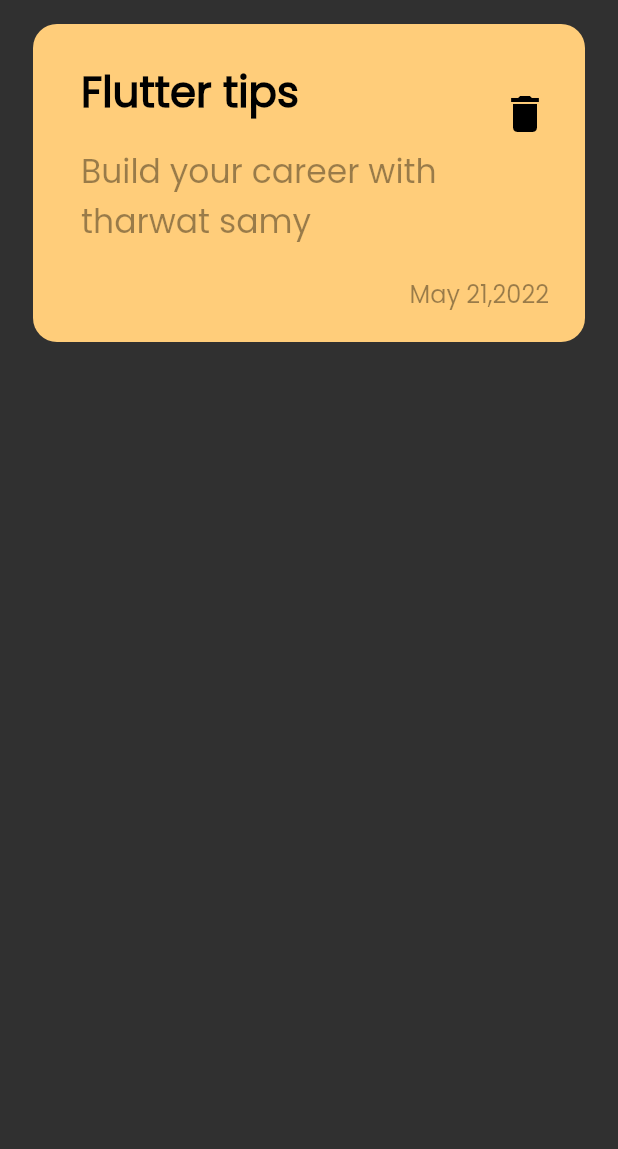
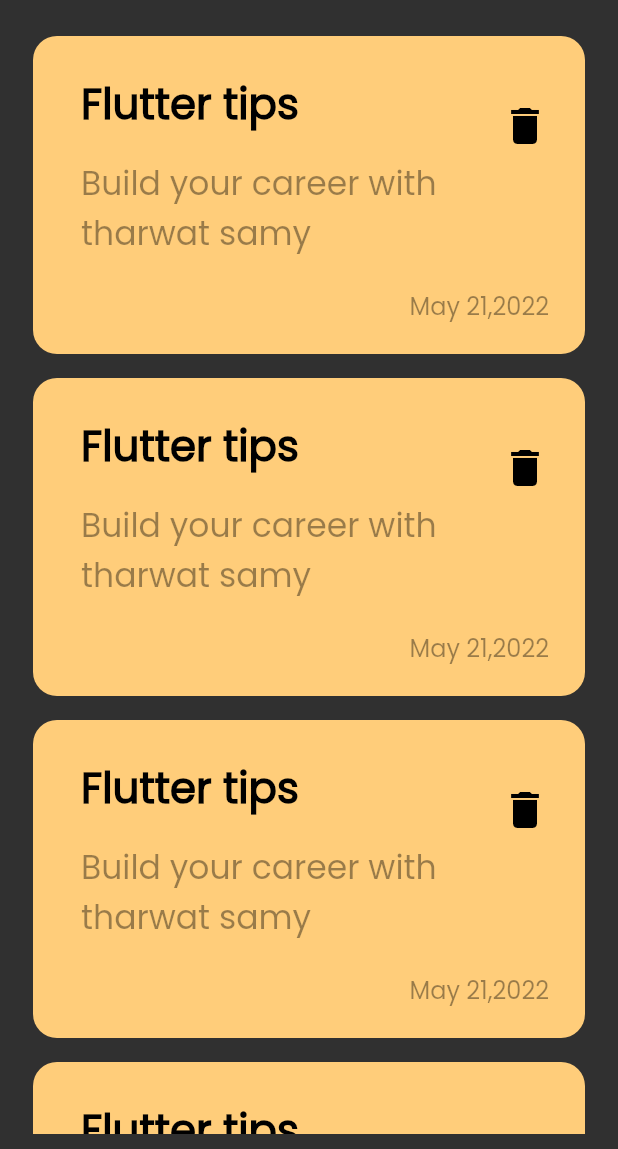
Before and after one commit to mahmoud-alaa77/notes_app, a Flutter app: the screen it shows after launch, on a phone screen of 412 x 824 dp, the part 87-1236 px from its top. Run offline on Flutter 3.47's test engine with Material 2 defaults, Android fonts, the phone set to English and light mode, and no system bars.

Commit message:
create notes list view

```diff
--- a/lib/widgets/note_item.dart
+++ b/lib/widgets/note_item.dart
@@ -11,6 +11,7 @@ class NoteItem extends StatelessWidget {
         bottom: 20,
         start: 16,
       ),
+      margin: EdgeInsetsDirectional.symmetric(vertical: 8),
       decoration: BoxDecoration(
         borderRadius: BorderRadiusDirectional.circular(16),
         color: const Color(0xffFFCD7A),
--- /dev/null
+++ b/lib/widgets/notes_list_view.dart
@@ -0,0 +1,19 @@
+import 'package:flutter/material.dart';
+
+import 'note_item.dart';
+
+class NotesListView extends StatelessWidget {
+  const NotesListView({super.key});
+
+  @override
+  Widget build(BuildContext context) {
+    return Expanded(
+      child: ListView.builder(
+        itemBuilder: (context, index) {
+          return const NoteItem();
+        },
+        itemCount: 5,
+      ),
+    );
+  }
+}
--- a/lib/widgets/notes_view_body.dart
+++ b/lib/widgets/notes_view_body.dart
@@ -3,22 +3,23 @@ import 'package:flutter/material.dart';
 import 'package:note_app/widgets/custom_app_bar.dart';
 
 import 'note_item.dart';
+import 'notes_list_view.dart';
 
 class NotesViewBody extends StatelessWidget {
   const NotesViewBody({super.key});
 
   @override
   Widget build(BuildContext context) {
-    return const Scaffold(
+    return  const Scaffold(
       body: Padding(
-        padding: EdgeInsets.symmetric(
+        padding:EdgeInsets.symmetric(
             horizontal: 22,
         vertical: 10
         ),
         child: Column(
           children: [
-            CustomAppBar(),
-            NoteItem(),
+          CustomAppBar(),
+           NotesListView(),
           ],
         ),
       ),
```
